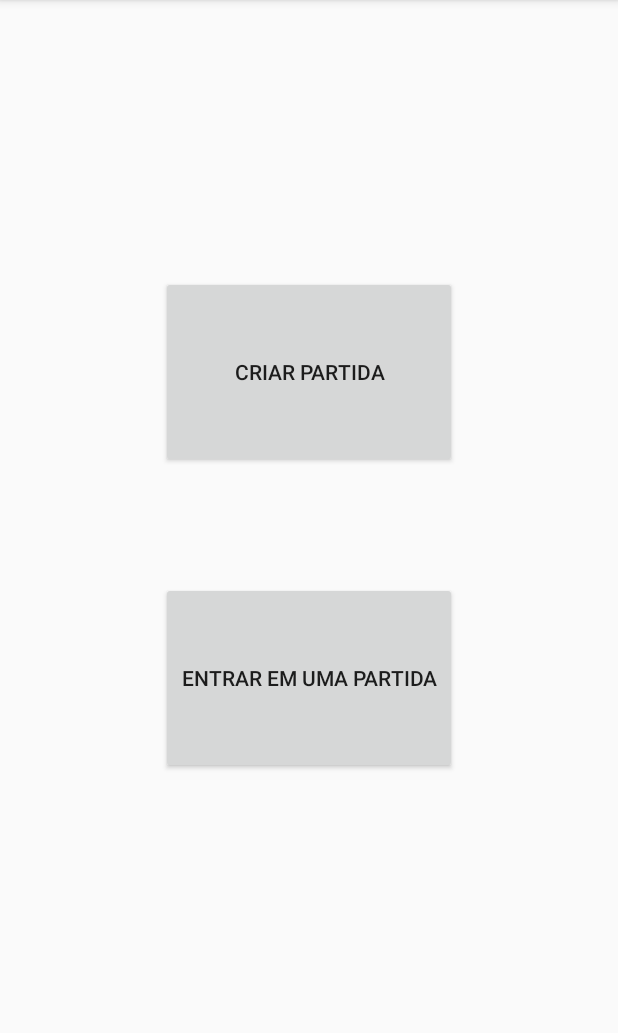
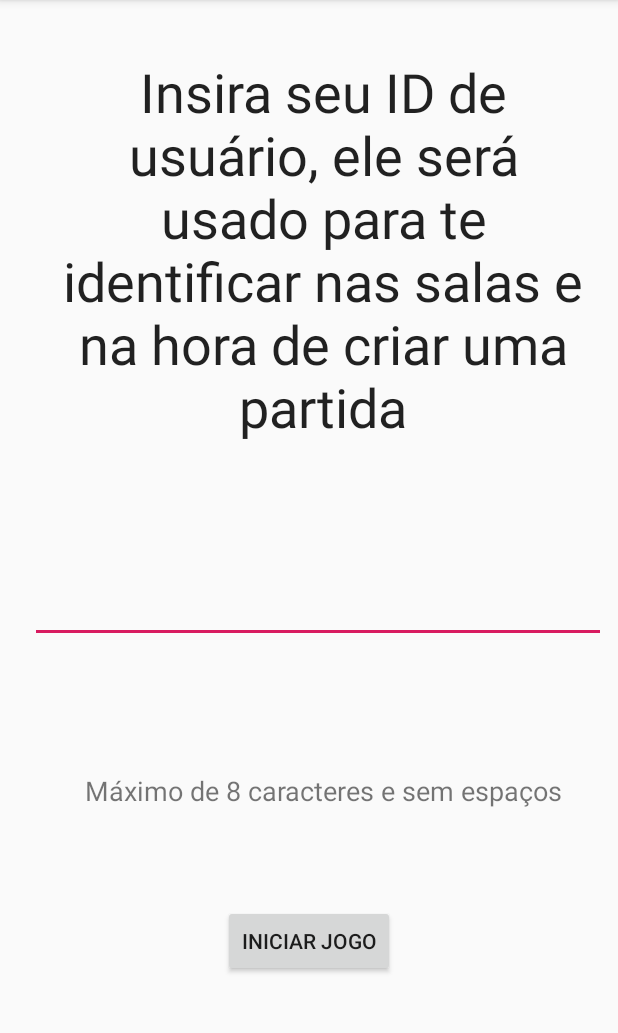
Before and after one commit to Waffliors/Cartagena, an Android app: the screen it shows after launch (MainActivity before the commit, PreMainActivity after it), on a phone screen of 412 x 824 dp, the part 84-1117 px from its top. Run offline under Robolectric (Android 15) with nearby library versions, the phone set to English and light mode, and no system bars.

Commit message:
Tela pré atividade principal implementada

```diff
--- a/app/src/main/AndroidManifest.xml
+++ b/app/src/main/AndroidManifest.xml
@@ -9,10 +9,16 @@
         android:roundIcon="@mipmap/ic_launcher_round"
         android:supportsRtl="true"
         android:theme="@style/AppTheme">
+        <activity android:name=".PreMainActivity">
+            <intent-filter>
+                <action android:name="android.intent.action.MAIN" />
+
+                <category android:name="android.intent.category.LAUNCHER" />
+            </intent-filter>
+        </activity>
         <activity android:name=".MainActivity">
             <intent-filter>
                 <action android:name="android.intent.action.MAIN" />
-                <category android:name="android.intent.category.LAUNCHER" />
             </intent-filter>
         </activity>
     </application>
--- a/app/src/main/java/com/example/cartagena_waffliors/MainActivity.java
+++ b/app/src/main/java/com/example/cartagena_waffliors/MainActivity.java
@@ -26,7 +26,7 @@ public class MainActivity extends AppCompatActivity {
 
                 Intent intent = new Intent(MainActivity.this, CriarJogoActivity.class);
                 intent.putExtra("nomeJogador","Mario");
-                intent.putExtra("nomeJogo","teste10");
+                intent.putExtra("nomeJogo","testet");
                 intent.putExtra("senhaJogo", "abc123");
                 intent.putExtra("criar",true);
                 intent.putExtra("atividadeJogo","exemplo.pdm.senac.com.br.exemplousolobby.JogoActivity");
--- /dev/null
+++ b/app/src/main/java/com/example/cartagena_waffliors/PreMainActivity.java
@@ -0,0 +1,29 @@
+package com.example.cartagena_waffliors;
+
+import androidx.appcompat.app.AppCompatActivity;
+
+import android.os.Bundle;
+import android.view.View;
+import android.widget.Button;
+import android.widget.EditText;
+
+public class PreMainActivity extends AppCompatActivity {
+    EditText nomeUsuario;
+    Button botaoIniciaJogo;
+
+    @Override
+    protected void onCreate(Bundle savedInstanceState) {
+        super.onCreate(savedInstanceState);
+        setContentView(R.layout.activity_pre_main);
+
+        nomeUsuario = findViewById(R.id.userNameText);
+        botaoIniciaJogo = findViewById(R.id.buttonStartGame);
+        botaoIniciaJogo.setOnClickListener(new View.OnClickListener() {
+            @Override
+            public void onClick(View view) {
+
+
+            }
+        });
+    }
+}
--- a/app/src/main/res/layout/activity_main.xml
+++ b/app/src/main/res/layout/activity_main.xml
@@ -19,7 +19,7 @@
         app:layout_constraintEnd_toEndOf="parent"
         app:layout_constraintStart_toStartOf="parent"
         app:layout_constraintTop_toTopOf="parent"
-        app:layout_constraintVertical_bias="0.609" />
+        app:layout_constraintVertical_bias="0.678" />
 
     <Button
         android:id="@+id/criar"
--- /dev/null
+++ b/app/src/main/res/layout/activity_pre_main.xml
@@ -0,0 +1,76 @@
+<?xml version="1.0" encoding="utf-8"?>
+<androidx.constraintlayout.widget.ConstraintLayout xmlns:android="http://schemas.android.com/apk/res/android"
+    xmlns:app="http://schemas.android.com/apk/res-auto"
+    xmlns:tools="http://schemas.android.com/tools"
+    android:layout_width="match_parent"
+    android:layout_height="match_parent"
+    tools:context=".PreMainActivity">
+
+    <TextView
+        android:id="@+id/textView"
+        android:layout_width="361dp"
+        android:layout_height="269dp"
+        android:layout_marginStart="8dp"
+        android:layout_marginTop="8dp"
+        android:layout_marginEnd="8dp"
+        android:layout_marginBottom="8dp"
+        android:text="Insira seu ID de usuário, ele será usado para te identificar nas salas e na hora de criar uma partida"
+        android:textAlignment="center"
+        android:textAppearance="@style/TextAppearance.AppCompat.Large"
+        android:textSize="36sp"
+        app:layout_constraintBottom_toBottomOf="parent"
+        app:layout_constraintEnd_toEndOf="parent"
+        app:layout_constraintHorizontal_bias="0.764"
+        app:layout_constraintStart_toStartOf="parent"
+        app:layout_constraintTop_toTopOf="parent"
+        app:layout_constraintVertical_bias="0.06" />
+
+    <EditText
+        android:id="@+id/userNameText"
+        android:layout_width="384dp"
+        android:layout_height="54dp"
+        android:layout_marginStart="8dp"
+        android:layout_marginTop="8dp"
+        android:layout_marginEnd="8dp"
+        android:layout_marginBottom="8dp"
+        android:ems="10"
+        android:inputType="textPersonName"
+        app:layout_constraintBottom_toBottomOf="parent"
+        app:layout_constraintEnd_toEndOf="parent"
+        app:layout_constraintHorizontal_bias="1.0"
+        app:layout_constraintStart_toStartOf="parent"
+        app:layout_constraintTop_toBottomOf="@+id/textView"
+        app:layout_constraintVertical_bias="0.154" />
+
+    <TextView
+        android:id="@+id/textViewUserName"
+        android:layout_width="340dp"
+        android:layout_height="48dp"
+        android:layout_marginStart="8dp"
+        android:layout_marginTop="8dp"
+        android:layout_marginEnd="8dp"
+        android:layout_marginBottom="8dp"
+        android:text="Máximo de 8 caracteres e sem espaços"
+        android:textAlignment="center"
+        android:textSize="18sp"
+        app:layout_constraintBottom_toBottomOf="parent"
+        app:layout_constraintEnd_toEndOf="parent"
+        app:layout_constraintHorizontal_bias="0.672"
+        app:layout_constraintStart_toStartOf="parent"
+        app:layout_constraintTop_toBottomOf="@+id/userNameText"
+        app:layout_constraintVertical_bias="0.284" />
+
+    <Button
+        android:id="@+id/buttonStartGame"
+        android:layout_width="wrap_content"
+        android:layout_height="wrap_content"
+        android:layout_marginStart="8dp"
+        android:layout_marginTop="8dp"
+        android:layout_marginEnd="8dp"
+        android:layout_marginBottom="84dp"
+        android:text="Iniciar Jogo"
+        app:layout_constraintBottom_toBottomOf="parent"
+        app:layout_constraintEnd_toEndOf="parent"
+        app:layout_constraintStart_toStartOf="parent"
+        app:layout_constraintTop_toBottomOf="@+id/textViewUserName" />
+</androidx.constraintlayout.widget.ConstraintLayout>
```
